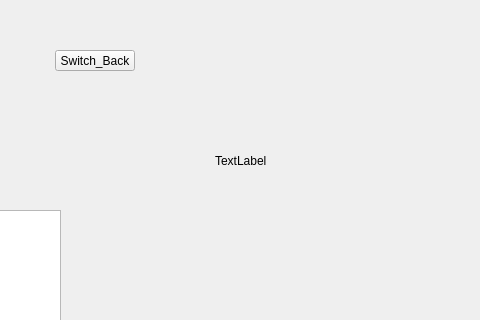
Before: the Qt Designer form Nayda/Application/The_Game/the_game.ui in dsbabkov/Nayda, drawn with Qt 5; both pictures show x 225 to 705 and y 180 to 500 of the 800 by 600 pixel window.
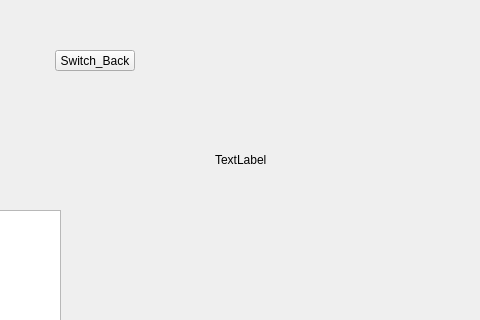
After: the same form once the commit is applied.

Diff of the .ui file:
```diff
--- a/Nayda/Application/The_Game/the_game.ui
+++ b/Nayda/Application/The_Game/the_game.ui
@@ -42,8 +42,8 @@
      <rect>
       <x>440</x>
       <y>190</y>
-      <width>241</width>
-      <height>301</height>
+      <width>250</width>
+      <height>300</height>
      </rect>
     </property>
     <property name="sizePolicy">
```
